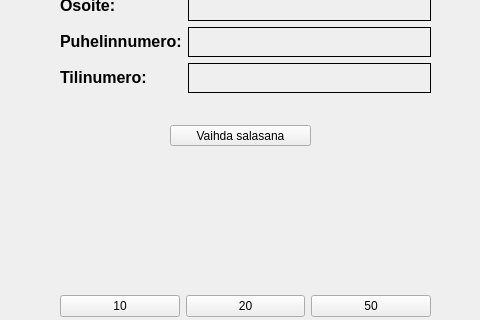
Before: the Qt Designer form bankautomat/mainwindow.ui in bank-2022/group7, drawn with Qt 5; both pictures show x 110 to 590 and y 195 to 515 of the 866 by 648 pixel window.
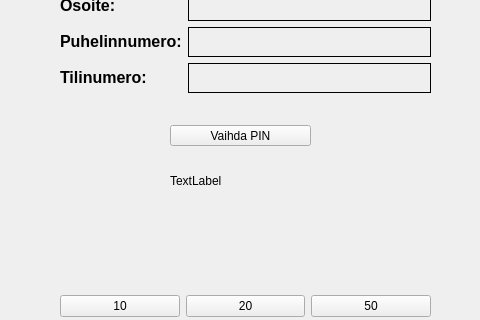
After: the same form once the commit is applied. The open tabs and pages were chosen to show the change.

Commit message: pieniä fiksauksia

```diff
--- a/bankautomat/mainwindow.ui
+++ b/bankautomat/mainwindow.ui
@@ -173,7 +173,7 @@
        </rect>
       </property>
       <property name="text">
-       <string>Vaihda salasana</string>
+       <string>Vaihda PIN</string>
       </property>
      </widget>
      <widget class="QWidget" name="formLayoutWidget">
@@ -256,6 +256,19 @@
        </item>
       </layout>
      </widget>
+     <widget class="QLabel" name="vaihdaPinLabel">
+      <property name="geometry">
+       <rect>
+        <x>270</x>
+        <y>340</y>
+        <width>141</width>
+        <height>31</height>
+       </rect>
+      </property>
+      <property name="text">
+       <string>TextLabel</string>
+      </property>
+     </widget>
     </widget>
     <widget class="QWidget" name="talletusPage">
      <widget class="QStackedWidget" name="talletusPageStackedWidget">
```
Left out of the diff: 8 changed lines with no effect on the pictures. The commit also changes 2 other files.
